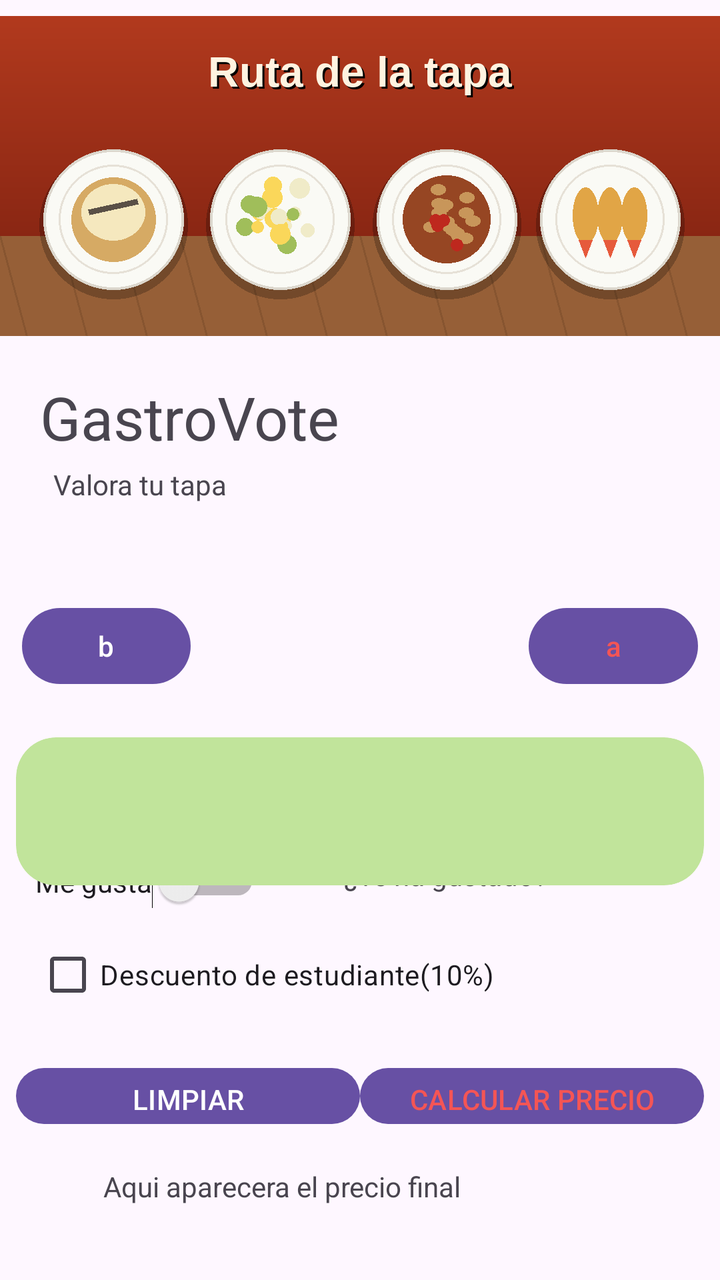
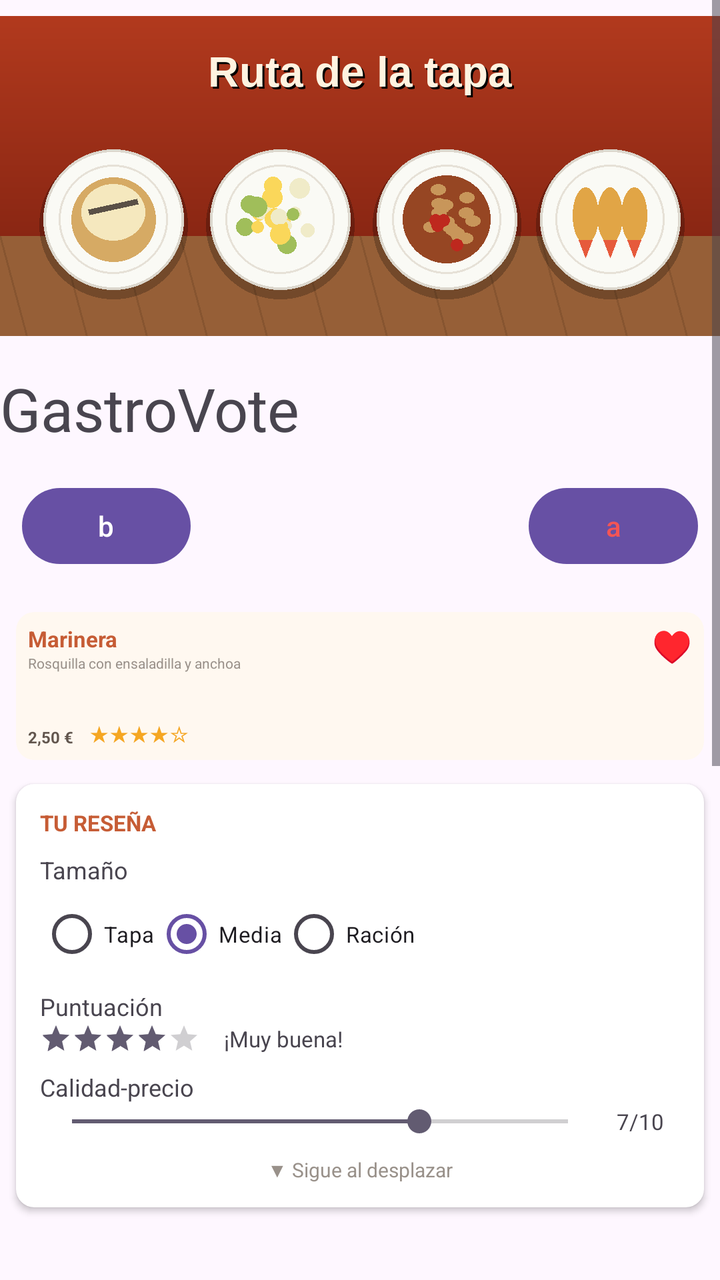

An Android layout rendered at two revisions. The XML below is the earlier revision; the diff shows what the commit changed to produce the second picture.
<!-- AndroidManifest.xml: application theme Theme.ExamenUT2_CosManrique -->
<!-- res/layout/activity_main.xml -->
<?xml version="1.0" encoding="utf-8"?>
<androidx.constraintlayout.widget.ConstraintLayout xmlns:android="http://schemas.android.com/apk/res/android"
    xmlns:app="http://schemas.android.com/apk/res-auto"
    xmlns:tools="http://schemas.android.com/tools"
    android:id="@+id/main"
    android:layout_width="match_parent"
    android:layout_height="match_parent"
    tools:context=".MainActivity">

    <TextView
        android:id="@+id/tvMeGusta"
        android:layout_width="147dp"
        android:layout_height="26dp"
        android:layout_marginStart="45dp"
        android:text="@string/Like"
        app:layout_constraintBottom_toTopOf="@+id/linearLayout4"
        app:layout_constraintEnd_toEndOf="parent"
        app:layout_constraintHorizontal_bias="0.755"
        app:layout_constraintStart_toEndOf="@+id/swMeGusta"
        app:layout_constraintStart_toStartOf="parent"
        app:layout_constraintTop_toBottomOf="@+id/imageView"
        app:layout_constraintVertical_bias="0.787" />

    <Switch
        android:id="@+id/swMeGusta"
        android:layout_width="wrap_content"
        android:layout_height="wrap_content"
        android:layout_marginTop="60dp"
        android:text="Me gusta"
        app:layout_constraintBottom_toTopOf="@+id/linearLayout4"
        app:layout_constraintEnd_toStartOf="@+id/tvMeGusta"
        app:layout_constraintHorizontal_bias="0.298"
        app:layout_constraintStart_toStartOf="parent"
        app:layout_constraintTop_toBottomOf="@+id/imageView"
        app:layout_constraintVertical_bias="0.739" />


    <TextView
        android:id="@+id/tvSubtitulo"
        android:layout_width="96dp"
        android:layout_height="35dp"
        android:text="@string/valora"
        app:layout_constraintBottom_toTopOf="@+id/linearLayout4"
        app:layout_constraintEnd_toEndOf="parent"
        app:layout_constraintHorizontal_bias="0.101"
        app:layout_constraintStart_toStartOf="parent"
        app:layout_constraintTop_toBottomOf="@+id/imageView"
        app:layout_constraintVertical_bias="0.182" />

    <LinearLayout
        android:id="@+id/linearLayout4"
        android:layout_width="360dp"
        android:layout_height="52dp"
        android:orientation="horizontal"
        android:padding="8dp"
        app:layout_constraintBottom_toBottomOf="parent"
        app:layout_constraintEnd_toEndOf="parent"
        app:layout_constraintStart_toStartOf="parent"
        app:layout_constraintTop_toTopOf="parent"
        app:layout_constraintVertical_bias="0.888">

        <Button
            android:id="@+id/btnLimpiar"
            android:layout_width="0dp"
            android:layout_height="wrap_content"
            android:layout_weight="1"
            android:text="@string/Limpiar" />

        <Button
            android:id="@+id/btnCalcular"
            android:layout_width="0dp"
            android:layout_height="wrap_content"
            android:layout_weight="1"
            android:text="@string/Calcular"
            android:textColor="@color/calcularBtn" />

    </LinearLayout>

    <ImageView
        android:id="@+id/imageView"
        android:layout_width="0dp"
        android:layout_height="176dp"
        android:contentDescription="Ruta de las tapas"
        app:layout_constraintEnd_toEndOf="parent"
        app:layout_constraintStart_toStartOf="parent"
        app:layout_constraintTop_toTopOf="parent"
        app:srcCompat="@drawable/banner_tapas" />

    <TextView
        android:id="@+id/tvTitulo"
        android:layout_width="259dp"
        android:layout_height="38dp"
        android:text="@string/titulo"
        android:textSize="30dp"
        app:layout_constraintBottom_toBottomOf="parent"
        app:layout_constraintEnd_toEndOf="parent"
        app:layout_constraintHorizontal_bias="0.198"
        app:layout_constraintStart_toStartOf="parent"
        app:layout_constraintTop_toBottomOf="@+id/imageView"
        app:layout_constraintVertical_bias="0.029" />
    
    <CheckBox
        android:id="@+id/cbEstudiante"
        android:layout_width="wrap_content"
        android:layout_height="wrap_content"
        android:text="@string/Descuento"
        app:layout_constraintBottom_toTopOf="@+id/linearLayout4"
        app:layout_constraintEnd_toEndOf="parent"
        app:layout_constraintHorizontal_bias="0.138"
        app:layout_constraintStart_toStartOf="parent"
        app:layout_constraintTop_toBottomOf="@+id/imageView"
        app:layout_constraintVertical_bias="0.964" />

    <TextView
        android:id="@+id/tvResumen"
        android:layout_width="257dp"
        android:layout_height="47dp"
        android:text="@string/Resumen"
        app:layout_constraintBottom_toBottomOf="parent"
        app:layout_constraintEnd_toEndOf="parent"
        app:layout_constraintStart_toStartOf="parent"
        app:layout_constraintTop_toBottomOf="@+id/linearLayout4" />

    <LinearLayout
        android:id="@+id/linearLayout"
        android:layout_width="354dp"
        android:layout_height="62dp"
        android:layout_marginTop="116dp"
        android:orientation="horizontal"
        android:padding="8dp"
        app:layout_constraintEnd_toEndOf="parent"
        app:layout_constraintStart_toStartOf="parent"
        app:layout_constraintTop_toBottomOf="@+id/imageView">

        <Button
            android:id="@+id/b1"
            android:layout_width="0dp"
            android:layout_height="match_parent"
            android:layout_weight="1"
            android:text="b" />

        <LinearLayout
            android:layout_width="0dp"
            android:layout_height="match_parent"
            android:layout_weight="2"
            android:gravity="center"
            android:orientation="vertical">

            <TextView
                android:id="@+id/info"
                android:layout_width="match_parent"
                android:layout_height="wrap_content"
                android:text=" " />

            <TextView
                android:id="@+id/info2"
                android:layout_width="match_parent"
                android:layout_height="wrap_content"
                android:text=" " />

        </LinearLayout>


        <Button
            android:id="@+id/b2"
            android:layout_width="0dp"
            android:layout_height="match_parent"
            android:layout_weight="1"
            android:text="a"
            android:textColor="@color/calcularBtn" />

    </LinearLayout>

    <androidx.cardview.widget.CardView
        android:layout_width="344dp"
        android:layout_height="74dp"

        app:cardBackgroundColor="#C1E49B"
        app:cardCornerRadius="20dp"
        app:cardElevation="0dp"
        app:strokeColor="#FF0000"
        app:strokeWidth="6dp"
        app:cardUseCompatPadding="false"
        app:layout_constraintBottom_toBottomOf="parent"
        app:layout_constraintEnd_toEndOf="parent"
        app:layout_constraintStart_toStartOf="parent"
        app:layout_constraintTop_toBottomOf="@+id/linearLayout"
        app:layout_constraintVertical_bias="0.069">

    </androidx.cardview.widget.CardView>
</androidx.constraintlayout.widget.ConstraintLayout>
<!-- resources referenced by this layout -->
<resources>
  <color name="calcularBtn">#F45555</color>
  <!-- drawable banner_tapas: png bitmap (drawable, 25093 bytes) -->
  <string name="Calcular">CALCULAR PRECIO</string>
  <string name="Descuento">Descuento de estudiante(10%)</string>
  <string name="Like">¿Te ha gustado?</string>
  <string name="Limpiar">LIMPIAR</string>
  <string name="Resumen">Aqui aparecera el precio final</string>
  <string name="titulo">GastroVote</string>
  <string name="valora">Valora tu tapa</string>
  <style name="Theme.ExamenUT2_CosManrique" parent="Base.Theme.ExamenUT2_CosManrique" />
  <style name="Base.Theme.ExamenUT2_CosManrique" parent="Theme.Material3.DayNight.NoActionBar">
          
          
      </style>
</resources>

<!-- the commit's change to res/layout/activity_main.xml (unified diff, before → after) -->
@@ -1,191 +1,469 @@
 <?xml version="1.0" encoding="utf-8"?>
-<androidx.constraintlayout.widget.ConstraintLayout xmlns:android="http://schemas.android.com/apk/res/android"
+<ScrollView
+    xmlns:android="http://schemas.android.com/apk/res/android"
     xmlns:app="http://schemas.android.com/apk/res-auto"
     xmlns:tools="http://schemas.android.com/tools"
     android:id="@+id/main"
     android:layout_width="match_parent"
     android:layout_height="match_parent"
-    tools:context=".MainActivity">
-
-    <TextView
-        android:id="@+id/tvMeGusta"
-        android:layout_width="147dp"
-        android:layout_height="26dp"
-        android:layout_marginStart="45dp"
-        android:text="@string/Like"
-        app:layout_constraintBottom_toTopOf="@+id/linearLayout4"
-        app:layout_constraintEnd_toEndOf="parent"
-        app:layout_constraintHorizontal_bias="0.755"
-        app:layout_constraintStart_toEndOf="@+id/swMeGusta"
-        app:layout_constraintStart_toStartOf="parent"
-        app:layout_constraintTop_toBottomOf="@+id/imageView"
-        app:layout_constraintVertical_bias="0.787" />
-
-    <Switch
-        android:id="@+id/swMeGusta"
-        android:layout_width="wrap_content"
+    android:fillViewport="true">
+
+    <androidx.constraintlayout.widget.ConstraintLayout
+        android:layout_width="match_parent"
         android:layout_height="wrap_content"
-        android:layout_marginTop="60dp"
-        android:text="Me gusta"
-        app:layout_constraintBottom_toTopOf="@+id/linearLayout4"
-        app:layout_constraintEnd_toStartOf="@+id/tvMeGusta"
-        app:layout_constraintHorizontal_bias="0.298"
-        app:layout_constraintStart_toStartOf="parent"
-        app:layout_constraintTop_toBottomOf="@+id/imageView"
-        app:layout_constraintVertical_bias="0.739" />
-
-
-    <TextView
-        android:id="@+id/tvSubtitulo"
-        android:layout_width="96dp"
-        android:layout_height="35dp"
-        android:text="@string/valora"
-        app:layout_constraintBottom_toTopOf="@+id/linearLayout4"
-        app:layout_constraintEnd_toEndOf="parent"
-        app:layout_constraintHorizontal_bias="0.101"
-        app:layout_constraintStart_toStartOf="parent"
-        app:layout_constraintTop_toBottomOf="@+id/imageView"
-        app:layout_constraintVertical_bias="0.182" />
-
-    <LinearLayout
-        android:id="@+id/linearLayout4"
-        android:layout_width="360dp"
-        android:layout_height="52dp"
-        android:orientation="horizontal"
-        android:padding="8dp"
-        app:layout_constraintBottom_toBottomOf="parent"
-        app:layout_constraintEnd_toEndOf="parent"
-        app:layout_constraintStart_toStartOf="parent"
-        app:layout_constraintTop_toTopOf="parent"
-        app:layout_constraintVertical_bias="0.888">
-
-        <Button
-            android:id="@+id/btnLimpiar"
+        android:paddingBottom="20dp">
+
+        
+
+
+        <ImageView
+            android:id="@+id/imageView"
             android:layout_width="0dp"
+            android:layout_height="176dp"
+            android:contentDescription="Ruta de las tapas"
+            app:layout_constraintEnd_toEndOf="parent"
+            app:layout_constraintStart_toStartOf="parent"
+            app:layout_constraintTop_toTopOf="parent"
+            app:srcCompat="@drawable/banner_tapas" />
+
+        
+
+        <TextView
+            android:id="@+id/tvTitulo"
+            android:layout_width="259dp"
+            android:layout_height="38dp"
+            android:layout_marginTop="8dp"
+            android:text="@string/titulo"
+            android:textSize="30sp"
+            app:layout_constraintStart_toStartOf="parent"
+            app:layout_constraintTop_toBottomOf="@id/imageView" />
+
+        
+
+        <LinearLayout
+            android:id="@+id/linearLayout"
+            android:layout_width="354dp"
+            android:layout_height="62dp"
+            android:layout_marginTop="10dp"
+            android:orientation="horizontal"
+            android:padding="8dp"
+            app:layout_constraintEnd_toEndOf="parent"
+            app:layout_constraintStart_toStartOf="parent"
+            app:layout_constraintTop_toBottomOf="@id/tvTitulo">
+
+            <Button
+                android:id="@+id/b1"
+                android:layout_width="0dp"
+                android:layout_height="match_parent"
+                android:layout_weight="1"
+                android:text="b" />
+
+            <LinearLayout
+                android:layout_width="0dp"
+                android:layout_height="match_parent"
+                android:layout_weight="2"
+                android:gravity="center"
+                android:orientation="vertical">
+
+                <TextView
+                    android:id="@+id/info"
+                    android:layout_width="match_parent"
+                    android:layout_height="wrap_content"
+                    android:text=" " />
+
+                <TextView
+                    android:id="@+id/info2"
+                    android:layout_width="match_parent"
+                    android:layout_height="wrap_content"
+                    android:text=" " />
+
+            </LinearLayout>
+
+            <Button
+                android:id="@+id/b2"
+                android:layout_width="0dp"
+                android:layout_height="match_parent"
+                android:layout_weight="1"
+                android:text="a"
+                android:textColor="@color/calcularBtn" />
+
+        </LinearLayout>
+
+        
+
+        <androidx.cardview.widget.CardView
+            android:id="@+id/cardProducto"
+            android:layout_width="344dp"
+            android:layout_height="74dp"
+            android:layout_marginTop="12dp"
+            app:cardBackgroundColor="#FFF8F0"
+            app:cardCornerRadius="9dp"
+            app:cardElevation="0dp"
+            app:cardUseCompatPadding="false"
+            app:layout_constraintEnd_toEndOf="parent"
+            app:layout_constraintStart_toStartOf="parent"
+            app:layout_constraintTop_toBottomOf="@id/linearLayout">
+
+            <androidx.constraintlayout.widget.ConstraintLayout
+                android:layout_width="match_parent"
+                android:layout_height="match_parent"
+                android:padding="6dp">
+
+                <TextView
+                    android:id="@+id/txtNombreProducto"
+                    android:layout_width="0dp"
+                    android:layout_height="wrap_content"
+                    android:text="Marinera"
+                    android:textColor="#C65C35"
+                    android:textSize="11sp"
+                    android:textStyle="bold"
+                    app:layout_constraintEnd_toStartOf="@id/btnFavorito"
+                    app:layout_constraintStart_toStartOf="parent"
+                    app:layout_constraintTop_toTopOf="parent" />
+
+                <TextView
+                    android:id="@+id/btnFavorito"
+                    android:layout_width="20dp"
+                    android:layout_height="wrap_content"
+                    android:gravity="center"
+                    android:text="♥"
+                    android:textColor="#C94722"
+                    android:textSize="16sp"
+                    app:layout_constraintEnd_toEndOf="parent"
+                    app:layout_constraintTop_toTopOf="parent" />
+
+                <TextView
+                    android:id="@+id/txtDescripcionProducto"
+                    android:layout_width="0dp"
+                    android:layout_height="wrap_content"
+                    android:text="Rosquilla con ensaladilla y anchoa"
+                    android:textColor="#99918A"
+                    android:textSize="7sp"
+                    app:layout_constraintEnd_toEndOf="parent"
+                    app:layout_constraintStart_toStartOf="parent"
+                    app:layout_constraintTop_toBottomOf="@id/txtNombreProducto" />
+
+                <TextView
+                    android:id="@+id/txtPrecioProducto"
+                    android:layout_width="wrap_content"
+                    android:layout_height="wrap_content"
+                    android:text="2,50 €"
+                    android:textColor="#62564E"
+                    android:textSize="8sp"
+                    android:textStyle="bold"
+                    app:layout_constraintBottom_toBottomOf="parent"
+                    app:layout_constraintStart_toStartOf="parent" />
+
+                <TextView
+                    android:id="@+id/txtValoracionProducto"
+                    android:layout_width="wrap_content"
+                    android:layout_height="wrap_content"
+                    android:layout_marginStart="8dp"
+                    android:text="★★★★☆"
+                    android:textColor="#F5A623"
+                    android:textSize="11sp"
+                    app:layout_constraintBottom_toBottomOf="parent"
+                    app:layout_constraintStart_toEndOf="@id/txtPrecioProducto" />
+
+            </androidx.constraintlayout.widget.ConstraintLayout>
+
+        </androidx.cardview.widget.CardView>
+
+        
+
+        <androidx.cardview.widget.CardView
+            android:id="@+id/cardResena"
+            android:layout_width="344dp"
             android:layout_height="wrap_content"
-            android:layout_weight="1"
-            android:text="@string/Limpiar" />
-
-        <Button
-            android:id="@+id/btnCalcular"
-            android:layout_width="0dp"
-            android:layout_height="wrap_content"
-            android:layout_weight="1"
-            android:text="@string/Calcular"
-            android:textColor="@color/calcularBtn" />
-
-    </LinearLayout>
-
-    <ImageView
-        android:id="@+id/imageView"
-        android:layout_width="0dp"
-        android:layout_height="176dp"
-        android:contentDescription="Ruta de las tapas"
-        app:layout_constraintEnd_toEndOf="parent"
-        app:layout_constraintStart_toStartOf="parent"
-        app:layout_constraintTop_toTopOf="parent"
-        app:srcCompat="@drawable/banner_tapas" />
-
-    <TextView
-        android:id="@+id/tvTitulo"
-        android:layout_width="259dp"
-        android:layout_height="38dp"
-        android:text="@string/titulo"
-        android:textSize="30dp"
-        app:layout_constraintBottom_toBottomOf="parent"
-        app:layout_constraintEnd_toEndOf="parent"
-        app:layout_constraintHorizontal_bias="0.198"
-        app:layout_constraintStart_toStartOf="parent"
-        app:layout_constraintTop_toBottomOf="@+id/imageView"
-        app:layout_constraintVertical_bias="0.029" />
-    
-    <CheckBox
-        android:id="@+id/cbEstudiante"
-        android:layout_width="wrap_content"
-        android:layout_height="wrap_content"
-        android:text="@string/Descuento"
-        app:layout_constraintBottom_toTopOf="@+id/linearLayout4"
-        app:layout_constraintEnd_toEndOf="parent"
-        app:layout_constraintHorizontal_bias="0.138"
-        app:layout_constraintStart_toStartOf="parent"
-        app:layout_constraintTop_toBottomOf="@+id/imageView"
-        app:layout_constraintVertical_bias="0.964" />
-
-    <TextView
-        android:id="@+id/tvResumen"
-        android:layout_width="257dp"
-        android:layout_height="47dp"
-        android:text="@string/Resumen"
-        app:layout_constraintBottom_toBottomOf="parent"
-        app:layout_constraintEnd_toEndOf="parent"
-        app:layout_constraintStart_toStartOf="parent"
-        app:layout_constraintTop_toBottomOf="@+id/linearLayout4" />
-
-    <LinearLayout
-        android:id="@+id/linearLayout"
-        android:layout_width="354dp"
-        android:layout_height="62dp"
-        android:layout_marginTop="116dp"
-        android:orientation="horizontal"
-        android:padding="8dp"
-        app:layout_constraintEnd_toEndOf="parent"
-        app:layout_constraintStart_toStartOf="parent"
-        app:layout_constraintTop_toBottomOf="@+id/imageView">
-
-        <Button
-            android:id="@+id/b1"
-            android:layout_width="0dp"
-            android:layout_height="match_parent"
-            android:layout_weight="1"
-            android:text="b" />
-
-        <LinearLayout
-            android:layout_width="0dp"
-            android:layout_height="match_parent"
-            android:layout_weight="2"
-            android:gravity="center"
-            android:orientation="vertical">
-
-            <TextView
-                android:id="@+id/info"
+            android:layout_marginTop="12dp"
+            app:cardBackgroundColor="#FFFFFF"
+            app:cardCornerRadius="9dp"
+            app:cardElevation="2dp"
+            app:layout_constraintEnd_toEndOf="parent"
+            app:layout_constraintStart_toStartOf="parent"
+            app:layout_constraintTop_toBottomOf="@id/cardProducto">
+
+            <LinearLayout
                 android:layout_width="match_parent"
                 android:layout_height="wrap_content"
-                android:text=" " />
-
-            <TextView
-                android:id="@+id/info2"
+                android:orientation="vertical"
+                android:padding="12dp">
+
+                <TextView
+                    android:layout_width="wrap_content"
+                    android:layout_height="wrap_content"
+                    android:text="TU RESEÑA"
+                    android:textColor="#C65C35"
+                    android:textSize="11sp"
+                    android:textStyle="bold" />
+
+                <TextView
+                    android:layout_width="wrap_content"
+                    android:layout_height="wrap_content"
+                    android:layout_marginTop="8dp"
+                    android:text="Tamaño"
+                    android:textSize="12sp" />
+
+                <RadioGroup
+                    android:id="@+id/rgTamano"
+                    android:layout_width="match_parent"
+                    android:layout_height="wrap_content"
+                    android:orientation="horizontal">
+
+                    <RadioButton
+                        android:id="@+id/rbTapa"
+                        android:layout_width="wrap_content"
+                        android:layout_height="wrap_content"
+                        android:text="Tapa"
+                        android:textSize="11sp" />
+
+                    <RadioButton
+                        android:id="@+id/rbMedia"
+                        android:layout_width="wrap_content"
+                        android:layout_height="wrap_content"
+                        android:checked="true"
+                        android:text="Media"
+                        android:textSize="11sp" />
+
+                    <RadioButton
+                        android:id="@+id/rbRacion"
+                        android:layout_width="wrap_content"
+                        android:layout_height="wrap_content"
+                        android:text="Ración"
+                        android:textSize="11sp" />
+
+                </RadioGroup>
+
+                <TextView
+                    android:layout_width="wrap_content"
+                    android:layout_height="wrap_content"
+                    android:layout_marginTop="4dp"
+                    android:text="Puntuación"
+                    android:textSize="12sp" />
+
+                <LinearLayout
+                    android:layout_width="match_parent"
+                    android:layout_height="wrap_content"
+                    android:gravity="center_vertical"
+                    android:orientation="horizontal">
+
+                    <RatingBar
+                        android:id="@+id/ratingBar"
+                        style="?android:attr/ratingBarStyleSmall"
+                        android:layout_width="wrap_content"
+                        android:layout_height="wrap_content"
+                        android:numStars="5"
+                        android:rating="4"
+                        android:stepSize="0.5" />
+
+                    <TextView
+                        android:layout_width="wrap_content"
+                        android:layout_height="wrap_content"
+                        android:layout_marginStart="12dp"
+                        android:text="¡Muy buena!"
+                        android:textSize="11sp" />
+
+                </LinearLayout>
+
+                <TextView
+                    android:layout_width="wrap_content"
+                    android:layout_height="wrap_content"
+                    android:layout_marginTop="8dp"
+                    android:text="Calidad-precio"
+                    android:textSize="12sp" />
+
+                <LinearLayout
+                    android:layout_width="match_parent"
+                    android:layout_height="wrap_content"
+                    android:gravity="center_vertical"
+                    android:orientation="horizontal">
+
+                    <SeekBar
+                        android:id="@+id/seekCalidad"
+                        android:layout_width="0dp"
+                        android:layout_height="wrap_content"
+                        android:layout_weight="1"
+                        android:max="10"
+                        android:progress="7" />
+
+                    <TextView
+                        android:id="@+id/tvCalidad"
+                        android:layout_width="40dp"
+                        android:layout_height="wrap_content"
+                        android:gravity="center"
+                        android:text="7/10"
+                        android:textSize="11sp" />
+
+                </LinearLayout>
+
+                <TextView
+                    android:layout_width="wrap_content"
+                    android:layout_height="wrap_content"
+                    android:layout_gravity="center"
+                    android:layout_marginTop="8dp"
+                    android:text="▼ Sigue al desplazar"
+                    android:textColor="#99918A"
+                    android:textSize="10sp" />
+
+            </LinearLayout>
+
+        </androidx.cardview.widget.CardView>
+
+        
+
+        
+¡
+        
+
+        
+
+
+
+
+        
+
+        <androidx.cardview.widget.CardView
+            android:id="@+id/cardOpciones"
+            android:layout_width="344dp"
+            android:layout_height="wrap_content"
+            android:layout_marginTop="200dp"
+            android:layout_marginBottom="20dp"
+            app:cardBackgroundColor="#FFFFFF"
+            app:cardCornerRadius="9dp"
+            app:cardElevation="2dp"
+            app:layout_constraintTop_toBottomOf="@id/cardResena"
+            app:layout_constraintBottom_toBottomOf="parent"
+            app:layout_constraintEnd_toEndOf="parent"
+            app:layout_constraintStart_toStartOf="parent">
+
+            <LinearLayout
                 android:layout_width="match_parent"
                 android:layout_height="wrap_content"
-                android:text=" " />
-
-        </LinearLayout>
-
-
-        <Button
-            android:id="@+id/b2"
-            android:layout_width="0dp"
-            android:layout_height="match_parent"
-            android:layout_weight="1"
-            android:text="a"
-            android:textColor="@color/calcularBtn" />
-
-    </LinearLayout>
-
-    <androidx.cardview.widget.CardView
-        android:layout_width="344dp"
-        android:layout_height="74dp"
-
-        app:cardBackgroundColor="#C1E49B"
-        app:cardCornerRadius="20dp"
-        app:cardElevation="0dp"
-        app:strokeColor="#FF0000"
-        app:strokeWidth="6dp"
-        app:cardUseCompatPadding="false"
-        app:layout_constraintBottom_toBottomOf="parent"
-        app:layout_constraintEnd_toEndOf="parent"
-        app:layout_constraintStart_toStartOf="parent"
-        app:layout_constraintTop_toBottomOf="@+id/linearLayout"
-        app:layout_constraintVertical_bias="0.069">
-
-    </androidx.cardview.widget.CardView>
-</androidx.constraintlayout.widget.ConstraintLayout>
+                android:orientation="vertical"
+                android:padding="10dp">
+
+                
+
+                <LinearLayout
+                    android:layout_width="match_parent"
+                    android:layout_height="wrap_content"
+                    android:orientation="horizontal">
+
+                    <CheckBox
+                        android:id="@+id/cbVegetariana"
+                        android:layout_width="0dp"
+                        android:layout_height="wrap_content"
+                        android:layout_weight="1"
+                        android:text="Vegetariana"
+                        android:textSize="9sp" />
+
+                    <CheckBox
+                        android:id="@+id/cbSinGluten"
+                        android:layout_width="0dp"
+                        android:layout_height="wrap_content"
+                        android:layout_weight="1"
+                        android:text="Sin gluten"
+                        android:textSize="9sp" />
+
+                    <CheckBox
+                        android:id="@+id/cbPicante"
+                        android:layout_width="0dp"
+                        android:layout_height="wrap_content"
+                        android:layout_weight="1"
+                        android:text="Picante"
+                        android:textSize="9sp" />
+
+                </LinearLayout>
+
+                
+
+                <LinearLayout
+                    android:layout_width="match_parent"
+                    android:layout_height="wrap_content"
+                    android:gravity="center_vertical"
+                    android:orientation="horizontal">
+
+                    <TextView
+                        android:layout_width="wrap_content"
+                        android:layout_height="wrap_content"
+                        android:text="Me gusta"
+                        android:textSize="10sp" />
+
+                    <Switch
+                        android:id="@+id/swMeGusta"
+                        android:layout_width="wrap_content"
+                        android:layout_height="wrap_content"
+                        android:layout_marginStart="5dp" />
+
+                    <TextView
+                        android:layout_width="wrap_content"
+                        android:layout_height="wrap_content"
+                        android:layout_marginStart="8dp"
+                        android:text="¿Te gusta esta tapa?"
+                        android:textSize="10sp" />
+
+                </LinearLayout>
+
+                
+
+                <CheckBox
+                    android:id="@+id/cbEstudiante"
+                    android:layout_width="wrap_content"
+                    android:layout_height="wrap_content"
+                    android:checked="true"
+                    android:text="Descuento estudiante (10%)"
+                    android:textSize="10sp" />
+
+                
+
+                <EditText
+                    android:id="@+id/etOpinion"
+                    android:layout_width="match_parent"
+                    android:layout_height="35dp"
+                    android:background="@android:drawable/edit_text"
+                    android:hint="Muy buena, repetiría la próxima semana"
+                    android:inputType="text"
+                    android:padding="5dp"
+                    android:textSize="10sp" />
+
+                
+
+                <LinearLayout
+                    android:layout_width="match_parent"
+                    android:layout_height="40dp"
+                    android:layout_marginTop="8dp"
+                    android:orientation="horizontal">
+
+                    <Button
+                        android:id="@+id/btnLimpiar"
+                        android:layout_width="0dp"
+                        android:layout_height="32dp"
+                        android:layout_weight="1"
+                        android:backgroundTint="#E9DDF9"
+                        android:text="LIMPIAR"
+                        android:textColor="#76549B"
+                        android:textSize="9sp" />
+
+                    <Button
+                        android:id="@+id/btnPublicar"
+                        android:layout_width="0dp"
+                        android:layout_height="32dp"
+                        android:layout_marginStart="8dp"
+                        android:layout_weight="1"
+                        android:backgroundTint="#B83D20"
+                        android:text="PUBLICAR RESEÑA"
+                        android:textColor="#FFFFFF"
+                        android:textSize="9sp" />
+
+                </LinearLayout>
+
+            </LinearLayout>
+
+        </androidx.cardview.widget.CardView>
+
+
+
+
+    </androidx.constraintlayout.widget.ConstraintLayout>
+
+</ScrollView>
<!-- resource entries referenced after the edit -->
@@ -2,13 +2,7 @@
 <resources>
   <color name="calcularBtn">#F45555</color>
   <!-- drawable banner_tapas: png bitmap (drawable, 25093 bytes) -->
-  <string name="Calcular">CALCULAR PRECIO</string>
-  <string name="Descuento">Descuento de estudiante(10%)</string>
-  <string name="Like">¿Te ha gustado?</string>
-  <string name="Limpiar">LIMPIAR</string>
-  <string name="Resumen">Aqui aparecera el precio final</string>
   <string name="titulo">GastroVote</string>
-  <string name="valora">Valora tu tapa</string>
   <style name="Theme.ExamenUT2_CosManrique" parent="Base.Theme.ExamenUT2_CosManrique" />
   <style name="Base.Theme.ExamenUT2_CosManrique" parent="Theme.Material3.DayNight.NoActionBar">
           
